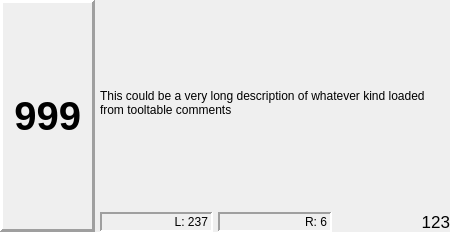
Above: src/UI/ToolInfo.ui from DjangoReinhard/FalconView before the change. Below: the same form after it.
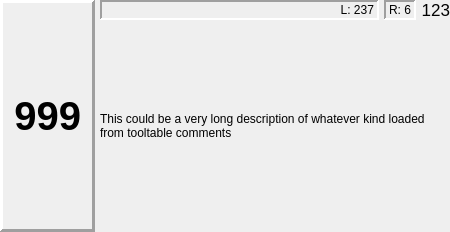
That is the form after the change.

The edit to the form file:
```diff
--- a/src/UI/ToolInfo.ui
+++ b/src/UI/ToolInfo.ui
@@ -29,7 +29,7 @@
    <property name="spacing">
     <number>5</number>
    </property>
-   <item row="1" column="1">
+   <item row="0" column="1">
     <widget class="QLabel" name="toolLen">
      <property name="sizePolicy">
       <sizepolicy hsizetype="MinimumExpanding" vsizetype="Minimum">
@@ -54,32 +54,7 @@
      </property>
     </widget>
    </item>
-   <item row="1" column="2">
-    <widget class="QLabel" name="toolRadius">
-     <property name="sizePolicy">
-      <sizepolicy hsizetype="MinimumExpanding" vsizetype="Minimum">
-       <horstretch>0</horstretch>
-       <verstretch>0</verstretch>
-      </sizepolicy>
-     </property>
-     <property name="frameShape">
-      <enum>QFrame::Panel</enum>
-     </property>
-     <property name="frameShadow">
-      <enum>QFrame::Sunken</enum>
-     </property>
-     <property name="lineWidth">
-      <number>2</number>
-     </property>
-     <property name="text">
-      <string notr="true">R: 6</string>
-     </property>
-     <property name="alignment">
-      <set>Qt::AlignRight|Qt::AlignTrailing|Qt::AlignVCenter</set>
-     </property>
-    </widget>
-   </item>
-   <item row="0" column="0" rowspan="2">
+   <item row="0" column="0" rowspan="3">
     <widget class="QLabel" name="curToolNum">
      <property name="font">
       <font>
@@ -105,10 +80,10 @@
      </property>
     </widget>
    </item>
-   <item row="1" column="3">
+   <item row="0" column="4">
     <widget class="QLabel" name="nextToolNum">
      <property name="sizePolicy">
-      <sizepolicy hsizetype="MinimumExpanding" vsizetype="Minimum">
+      <sizepolicy hsizetype="Minimum" vsizetype="Minimum">
        <horstretch>0</horstretch>
        <verstretch>0</verstretch>
       </sizepolicy>
@@ -126,7 +101,32 @@
      </property>
     </widget>
    </item>
-   <item row="0" column="1" colspan="3">
+   <item row="0" column="2" colspan="2">
+    <widget class="QLabel" name="toolRadius">
+     <property name="sizePolicy">
+      <sizepolicy hsizetype="MinimumExpanding" vsizetype="Minimum">
+       <horstretch>0</horstretch>
+       <verstretch>0</verstretch>
+      </sizepolicy>
+     </property>
+     <property name="frameShape">
+      <enum>QFrame::Panel</enum>
+     </property>
+     <property name="frameShadow">
+      <enum>QFrame::Sunken</enum>
+     </property>
+     <property name="lineWidth">
+      <number>2</number>
+     </property>
+     <property name="text">
+      <string notr="true">R: 6</string>
+     </property>
+     <property name="alignment">
+      <set>Qt::AlignRight|Qt::AlignTrailing|Qt::AlignVCenter</set>
+     </property>
+    </widget>
+   </item>
+   <item row="1" column="1" colspan="4">
     <widget class="QLabel" name="toolDesc">
      <property name="sizePolicy">
       <sizepolicy hsizetype="MinimumExpanding" vsizetype="MinimumExpanding">
```
Left out of the diff: 6 changed lines with no effect on the pictures.
